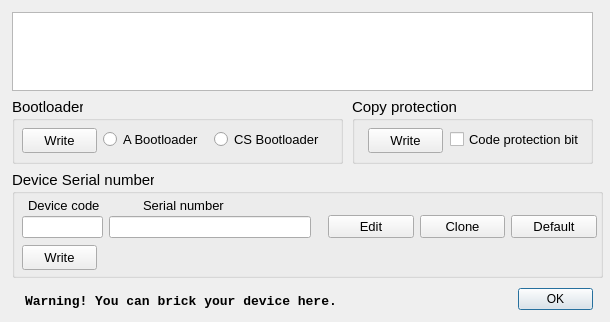
Before: the Qt Designer form TL866_Updater/advdialog.ui in radiomanV/TL866, drawn with Qt 5.
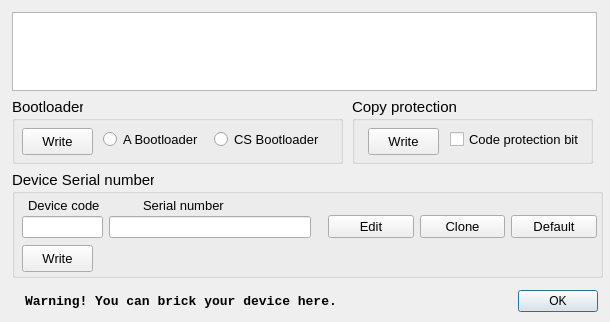
After: the same form once the commit is applied.

Commit message: Fixed LibUsb crash, changed ui design errors

```diff
--- a/TL866_Updater/advdialog.ui
+++ b/TL866_Updater/advdialog.ui
@@ -27,8 +27,8 @@
     <rect>
      <x>518</x>
      <y>288</y>
-     <width>75</width>
-     <height>23</height>
+     <width>80</width>
+     <height>27</height>
     </rect>
    </property>
    <property name="orientation">
@@ -43,7 +43,7 @@
     <rect>
      <x>12</x>
      <y>12</y>
-     <width>581</width>
+     <width>585</width>
      <height>79</height>
     </rect>
    </property>
@@ -94,8 +94,8 @@
      <rect>
       <x>10</x>
       <y>31</y>
-      <width>75</width>
-      <height>25</height>
+      <width>71</width>
+      <height>27</height>
      </rect>
     </property>
     <property name="font">
@@ -167,8 +167,8 @@
      <rect>
       <x>16</x>
       <y>31</y>
-      <width>75</width>
-      <height>25</height>
+      <width>71</width>
+      <height>27</height>
      </rect>
     </property>
     <property name="font">
@@ -311,8 +311,8 @@
      <rect>
       <x>10</x>
       <y>75</y>
-      <width>75</width>
-      <height>25</height>
+      <width>71</width>
+      <height>27</height>
      </rect>
     </property>
     <property name="font">
```
The commit also changes 4 other files.
